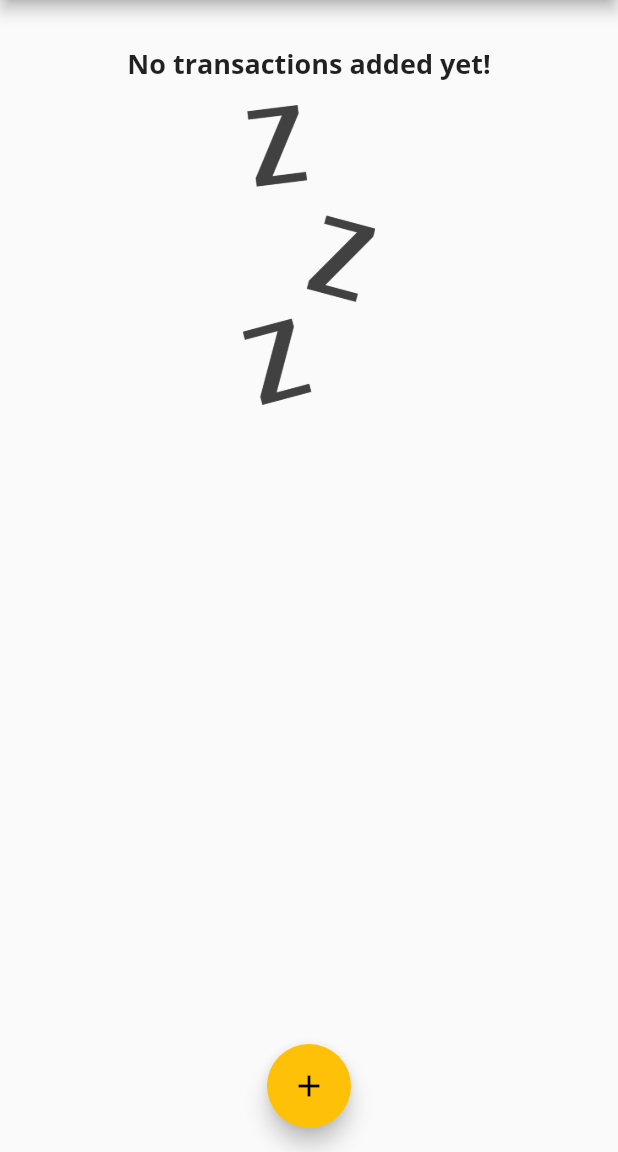
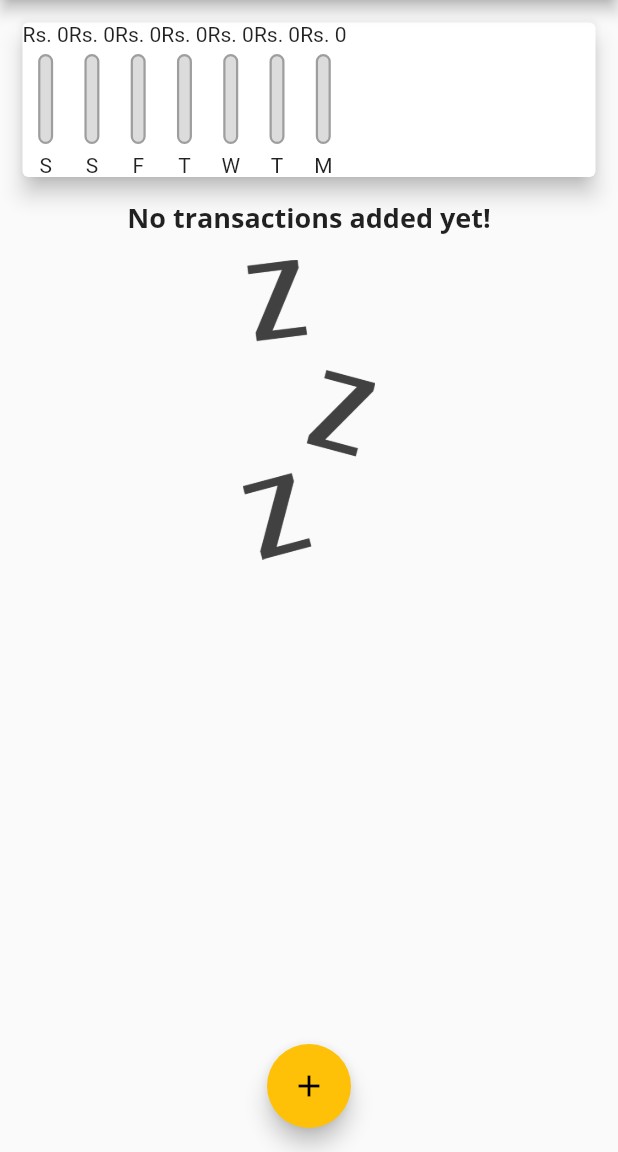
Before and after one commit to sk25469/Personal_Expenses, a Flutter app: the screen it shows after launch, on a phone screen of 412 x 824 dp, the part 84-1236 px from its top. Run offline on Flutter 3.47's test engine with Material 2 defaults, Android fonts, the phone set to English and light mode, and no system bars.

Commit message:
chart now working

```diff
--- a/lib/Widgets/chart.dart
+++ b/lib/Widgets/chart.dart
@@ -1,6 +1,7 @@
 import 'package:flutter/material.dart';
 import 'package:personal_expenses/Model/Transaction.dart';
 import 'package:intl/intl.dart';
+import 'package:personal_expenses/Widgets/chart_bar.dart';
 
 class Chart extends StatelessWidget {
   final List<Transaction> recentTransaction;
@@ -10,7 +11,7 @@ class Chart extends StatelessWidget {
   List<Map<String, Object>> get groupedTransactionValues {
     return List.generate(7, (index) {
       final weekDay = DateTime.now().subtract(Duration(days: index));
-      var totalSum = 0.0;
+      double totalSum = 0.0;
 
       for (var i = 0; i < recentTransaction.length; i++) {
         if (recentTransaction[i].date.day == weekDay.day &&
@@ -19,16 +20,34 @@ class Chart extends StatelessWidget {
           totalSum += recentTransaction[i].amount;
         }
       }
-      return {'day': DateFormat.E().format(weekDay), 'amount': totalSum};
+      return {
+        'day': DateFormat.E().format(weekDay).substring(0, 1),
+        'amount': totalSum
+      };
+    });
+  }
+
+  double get totalSpending {
+    return groupedTransactionValues.fold(0.0, (sum, item) {
+      return sum + (item['amount'] as double);
     });
   }
 
   @override
   Widget build(BuildContext context) {
-    return const Card(
+    return Card(
       elevation: 6,
-      margin: EdgeInsets.all(15),
-      child: null,
+      margin: const EdgeInsets.all(15),
+      child: Row(
+        children: groupedTransactionValues.map((data) {
+          return ChartBar(
+              label: data['day'].toString(),
+              spendingAmt: data['amount'] as double,
+              spendingPctofTotal: totalSpending == 0.0
+                  ? 0.0
+                  : (data['amount'] as double) / totalSpending);
+        }).toList(),
+      ),
     );
   }
 }
--- /dev/null
+++ b/lib/Widgets/chart_bar.dart
@@ -0,0 +1,49 @@
+import 'package:flutter/material.dart';
+
+class ChartBar extends StatelessWidget {
+  final String label;
+  final double spendingAmt;
+  final double spendingPctofTotal;
+
+  ChartBar(
+      {required this.label,
+      required this.spendingAmt,
+      required this.spendingPctofTotal});
+
+  @override
+  Widget build(BuildContext context) {
+    return Column(
+      children: <Widget>[
+        Text('Rs. ${spendingAmt.toStringAsFixed(0)}'),
+        const SizedBox(height: 5),
+        // ignore: sized_box_for_whitespace
+        Container(
+          height: 60,
+          width: 10,
+          child: Stack(
+            children: <Widget>[
+              Container(
+                decoration: BoxDecoration(
+                  border: Border.all(color: Colors.grey, width: 1.5),
+                  color: const Color.fromRGBO(220, 220, 220, 1),
+                  borderRadius: BorderRadius.circular(10),
+                ),
+              ),
+              FractionallySizedBox(
+                heightFactor: spendingPctofTotal,
+                child: Container(
+                  decoration: BoxDecoration(
+                    color: Theme.of(context).primaryColor,
+                    borderRadius: BorderRadius.circular(10),
+                  ),
+                ),
+              )
+            ],
+          ),
+        ),
+        const SizedBox(height: 6),
+        Text(label),
+      ],
+    );
+  }
+}
```
